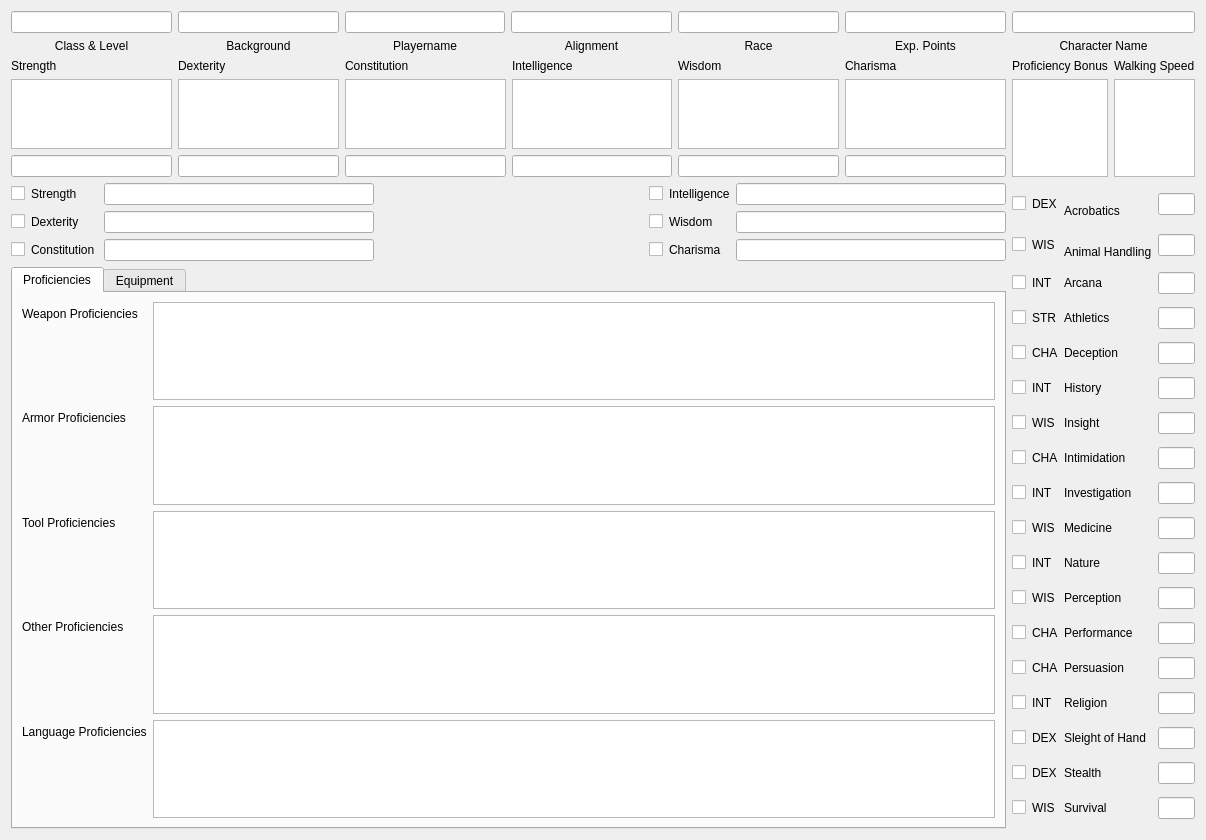
Before: the Qt Designer form SheetPage.ui in StellarRaccoon/DnD-Character-Builder, drawn with Qt 5.
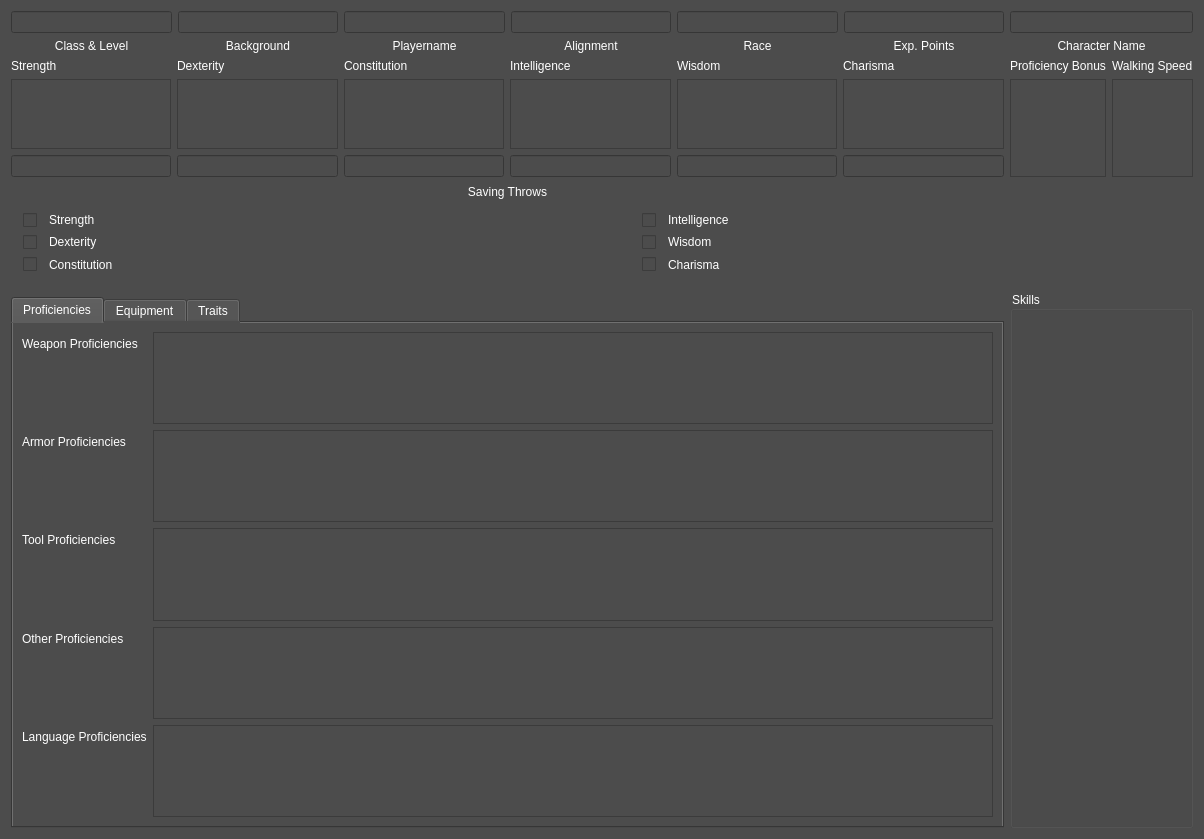
After: the same form once the commit is applied. The open tabs and pages were chosen to show the change.

Diff of the .ui file:
```diff
--- a/SheetPage.ui
+++ b/SheetPage.ui
@@ -6,13 +6,19 @@
    <rect>
     <x>0</x>
     <y>0</y>
-    <width>1206</width>
-    <height>840</height>
+    <width>1204</width>
+    <height>839</height>
    </rect>
   </property>
   <property name="windowTitle">
    <string>Form</string>
   </property>
+  <property name="styleSheet">
+   <string notr="true">color: rgb(255, 255, 255);
+font: 12pt &quot;Verdana&quot;;
+background-color: rgb(76, 76, 76);
+</string>
+  </property>
   <layout class="QGridLayout" name="gridLayout_3">
    <item row="1" column="0">
     <layout class="QGridLayout" name="abilityLayout">
@@ -96,223 +102,12 @@
      </item>
     </layout>
    </item>
-   <item row="0" column="0">
-    <layout class="QGridLayout" name="gridLayout">
-     <item row="0" column="4">
-      <widget class="QLineEdit" name="raceBox"/>
-     </item>
-     <item row="1" column="0">
-      <widget class="QLabel" name="classNameBox">
-       <property name="text">
-        <string>Class &amp; Level</string>
-       </property>
-       <property name="alignment">
-        <set>Qt::AlignCenter</set>
-       </property>
-      </widget>
-     </item>
-     <item row="1" column="1">
-      <widget class="QLabel" name="backgroundNameLabel">
-       <property name="text">
-        <string>Background</string>
-       </property>
-       <property name="alignment">
-        <set>Qt::AlignCenter</set>
-       </property>
-      </widget>
-     </item>
-     <item row="1" column="5">
-      <widget class="QLabel" name="label_6">
-       <property name="text">
-        <string>Exp. Points</string>
-       </property>
-       <property name="alignment">
-        <set>Qt::AlignCenter</set>
-       </property>
-      </widget>
-     </item>
-     <item row="0" column="2">
-      <widget class="QLineEdit" name="playerNameBox"/>
-     </item>
-     <item row="1" column="2">
-      <widget class="QLabel" name="playerNameLabel">
-       <property name="text">
-        <string>Playername</string>
-       </property>
-       <property name="alignment">
-        <set>Qt::AlignCenter</set>
-       </property>
-      </widget>
-     </item>
-     <item row="1" column="3">
-      <widget class="QLabel" name="label_4">
-       <property name="text">
-        <string>Alignment</string>
-       </property>
-       <property name="alignment">
-        <set>Qt::AlignCenter</set>
-       </property>
-      </widget>
-     </item>
-     <item row="1" column="4">
-      <widget class="QLabel" name="label_5">
-       <property name="text">
-        <string>Race</string>
-       </property>
-       <property name="alignment">
-        <set>Qt::AlignCenter</set>
-       </property>
-      </widget>
-     </item>
-     <item row="0" column="1">
-      <widget class="QLineEdit" name="backgroundNameBox"/>
-     </item>
-     <item row="0" column="3">
-      <widget class="QLineEdit" name="alignmentBox"/>
-     </item>
-     <item row="0" column="5">
-      <widget class="QLineEdit" name="exPointBox"/>
-     </item>
-     <item row="0" column="0">
-      <widget class="QLineEdit" name="classBox"/>
-     </item>
-    </layout>
-   </item>
-   <item row="2" column="0">
-    <layout class="QGridLayout" name="savingThrowLayout">
-     <item row="2" column="0">
-      <widget class="QCheckBox" name="conThrowProfBox">
-       <property name="text">
-        <string/>
-       </property>
-      </widget>
-     </item>
-     <item row="1" column="0">
-      <widget class="QCheckBox" name="dexThrowProfBox">
-       <property name="text">
-        <string/>
-       </property>
-      </widget>
-     </item>
-     <item row="2" column="6">
-      <widget class="QLineEdit" name="chaThrowBox"/>
-     </item>
-     <item row="1" column="2">
-      <widget class="QLineEdit" name="dexThrowBox"/>
-     </item>
-     <item row="0" column="2">
-      <widget class="QLineEdit" name="strThrowBox"/>
-     </item>
-     <item row="0" column="4">
-      <widget class="QCheckBox" name="intThrowProfBox">
-       <property name="text">
-        <string/>
-       </property>
-      </widget>
-     </item>
-     <item row="0" column="6">
-      <widget class="QLineEdit" name="intThrowBox"/>
-     </item>
-     <item row="2" column="2">
-      <widget class="QLineEdit" name="conThrowBox"/>
-     </item>
-     <item row="2" column="4">
-      <widget class="QCheckBox" name="chaThrowProfBox">
-       <property name="text">
-        <string/>
-       </property>
-      </widget>
-     </item>
-     <item row="1" column="4">
-      <widget class="QCheckBox" name="wisThrowProfBox">
-       <property name="text">
-        <string/>
-       </property>
-      </widget>
-     </item>
-     <item row="1" column="6">
-      <widget class="QLineEdit" name="wisThrowBox"/>
-     </item>
-     <item row="0" column="0">
-      <widget class="QCheckBox" name="strThrowProfBox">
-       <property name="text">
-        <string/>
-       </property>
-      </widget>
-     </item>
-     <item row="2" column="3">
-      <spacer name="horizontalSpacer">
-       <property name="orientation">
-        <enum>Qt::Horizontal</enum>
-       </property>
-       <property name="sizeHint" stdset="0">
-        <size>
-         <width>40</width>
-         <height>20</height>
-        </size>
-       </property>
-      </spacer>
-     </item>
-     <item row="0" column="1">
-      <widget class="QLabel" name="label_9">
-       <property name="text">
-        <string>Strength</string>
-       </property>
-      </widget>
-     </item>
-     <item row="1" column="1">
-      <widget class="QLabel" name="label_14">
-       <property name="text">
-        <string>Dexterity</string>
-       </property>
-      </widget>
-     </item>
-     <item row="2" column="1">
-      <widget class="QLabel" name="label_16">
-       <property name="text">
-        <string>Constitution </string>
-       </property>
-      </widget>
-     </item>
-     <item row="0" column="5">
-      <widget class="QLabel" name="label_18">
-       <property name="text">
-        <string>Intelligence</string>
-       </property>
-      </widget>
-     </item>
-     <item row="1" column="5">
-      <widget class="QLabel" name="label_19">
-       <property name="text">
-        <string>Wisdom </string>
-       </property>
-      </widget>
-     </item>
-     <item row="2" column="5">
-      <widget class="QLabel" name="label_17">
-       <property name="text">
-        <string>Charisma</string>
-       </property>
-      </widget>
-     </item>
-    </layout>
-   </item>
-   <item row="0" column="1">
-    <layout class="QVBoxLayout" name="verticalLayout">
-     <item>
-      <widget class="QLineEdit" name="charName"/>
-     </item>
-     <item>
-      <widget class="QLabel" name="charNameBox">
-       <property name="text">
-        <string>Character Name</string>
-       </property>
-       <property name="alignment">
-        <set>Qt::AlignCenter</set>
-       </property>
-      </widget>
-     </item>
-    </layout>
+   <item row="4" column="1" rowspan="2">
+    <widget class="QGroupBox" name="skillsBox">
+     <property name="title">
+      <string>Skills</string>
+     </property>
+    </widget>
    </item>
    <item row="1" column="1">
     <layout class="QGridLayout" name="gridLayout_2">
@@ -338,7 +133,24 @@
      </item>
     </layout>
    </item>
-   <item row="3" column="0">
+   <item row="0" column="1">
+    <layout class="QVBoxLayout" name="verticalLayout">
+     <item>
+      <widget class="QLineEdit" name="charName"/>
+     </item>
+     <item>
+      <widget class="QLabel" name="charNameBox">
+       <property name="text">
+        <string>Character Name</string>
+       </property>
+       <property name="alignment">
+        <set>Qt::AlignCenter</set>
+       </property>
+      </widget>
+     </item>
+    </layout>
+   </item>
+   <item row="5" column="0">
     <widget class="QTabWidget" name="tabWidget">
      <property name="currentIndex">
       <number>0</number>
@@ -405,446 +217,239 @@
        <string>Equipment</string>
       </attribute>
      </widget>
+     <widget class="QWidget" name="traitTab">
+      <attribute name="title">
+       <string>Traits</string>
+      </attribute>
+     </widget>
     </widget>
    </item>
-   <item row="2" column="1" rowspan="2">
-    <layout class="QGridLayout" name="skills" columnstretch="0,0,0,0,0,0,0">
-     <item row="15" column="5">
-      <widget class="QLabel" name="label_53">
-       <property name="text">
-        <string>Sleight of Hand</string>
-       </property>
-      </widget>
+   <item row="0" column="0">
+    <layout class="QGridLayout" name="gridLayout">
+     <item row="0" column="4">
+      <widget class="QLineEdit" name="raceBox"/>
      </item>
-     <item row="3" column="6">
-      <widget class="QLineEdit" name="athBox"/>
-     </item>
-     <item row="12" column="0">
-      <widget class="QCheckBox" name="perfCheck">
+     <item row="1" column="0">
+      <widget class="QLabel" name="classNameBox">
        <property name="text">
-        <string/>
+        <string>Class &amp; Level</string>
        </property>
-      </widget>
-     </item>
-     <item row="9" column="5">
-      <widget class="QLabel" name="label_47">
-       <property name="text">
-        <string>Medicine</string>
+       <property name="alignment">
+        <set>Qt::AlignCenter</set>
        </property>
       </widget>
      </item>
-     <item row="14" column="0">
-      <widget class="QCheckBox" name="relCheck">
+     <item row="1" column="1">
+      <widget class="QLabel" name="backgroundNameLabel">
        <property name="text">
-        <string/>
+        <string>Background</string>
        </property>
-      </widget>
-     </item>
-     <item row="0" column="1" colspan="4">
-      <widget class="QLabel" name="label_36">
-       <property name="text">
-        <string>DEX</string>
-       </property>
-      </widget>
-     </item>
-     <item row="16" column="6">
-      <widget class="QLineEdit" name="steBox"/>
-     </item>
-     <item row="16" column="1" colspan="4">
-      <widget class="QLabel" name="label_54">
-       <property name="text">
-        <string>DEX</string>
-       </property>
-      </widget>
-     </item>
-     <item row="16" column="5">
-      <widget class="QLabel" name="label_55">
-       <property name="text">
-        <string>Stealth</string>
-       </property>
-      </widget>
-     </item>
-     <item row="8" column="1" colspan="4">
-      <widget class="QLabel" name="label_22">
-       <property name="text">
-        <string>INT</string>
-       </property>
-      </widget>
-     </item>
-     <item row="6" column="1" colspan="4">
-      <widget class="QLabel" name="label_35">
-       <property name="text">
-        <string>WIS</string>
-       </property>
-      </widget>
-     </item>
-     <item row="7" column="1" colspan="4">
-      <widget class="QLabel" name="label_33">
-       <property name="text">
-        <string>CHA</string>
-       </property>
-      </widget>
-     </item>
-     <item row="9" column="0">
-      <widget class="QCheckBox" name="medCheck">
-       <property name="text">
-        <string/>
-       </property>
-      </widget>
-     </item>
-     <item row="16" column="0">
-      <widget class="QCheckBox" name="steCheck">
-       <property name="text">
-        <string/>
+       <property name="alignment">
+        <set>Qt::AlignCenter</set>
        </property>
       </widget>
      </item>
      <item row="1" column="5">
-      <widget class="QLabel" name="label_39">
+      <widget class="QLabel" name="label_6">
        <property name="text">
-        <string>
-Animal Handling</string>
+        <string>Exp. Points</string>
        </property>
-      </widget>
-     </item>
-     <item row="11" column="1" colspan="4">
-      <widget class="QLabel" name="label_25">
-       <property name="text">
-        <string>WIS</string>
+       <property name="alignment">
+        <set>Qt::AlignCenter</set>
        </property>
       </widget>
      </item>
-     <item row="4" column="6">
-      <widget class="QLineEdit" name="decBox"/>
+     <item row="0" column="2">
+      <widget class="QLineEdit" name="playerNameBox"/>
      </item>
-     <item row="10" column="1" colspan="4">
-      <widget class="QLabel" name="label_23">
+     <item row="1" column="2">
+      <widget class="QLabel" name="playerNameLabel">
        <property name="text">
-        <string>INT</string>
+        <string>Playername</string>
        </property>
-      </widget>
-     </item>
-     <item row="7" column="6">
-      <widget class="QLineEdit" name="intiBox"/>
-     </item>
-     <item row="10" column="6">
-      <widget class="QLineEdit" name="natBox"/>
-     </item>
-     <item row="0" column="0">
-      <widget class="QCheckBox" name="acrCheck">
-       <property name="text">
-        <string/>
+       <property name="alignment">
+        <set>Qt::AlignCenter</set>
        </property>
       </widget>
      </item>
-     <item row="3" column="1" colspan="4">
-      <widget class="QLabel" name="label_31">
+     <item row="1" column="3">
+      <widget class="QLabel" name="label_4">
        <property name="text">
-        <string>STR</string>
+        <string>Alignment</string>
        </property>
-      </widget>
-     </item>
-     <item row="3" column="0">
-      <widget class="QCheckBox" name="athCheck">
-       <property name="text">
-        <string/>
+       <property name="alignment">
+        <set>Qt::AlignCenter</set>
        </property>
       </widget>
      </item>
-     <item row="6" column="5">
-      <widget class="QLabel" name="label_44">
+     <item row="1" column="4">
+      <widget class="QLabel" name="label_5">
        <property name="text">
-        <string>Insight</string>
+        <string>Race</string>
        </property>
-      </widget>
-     </item>
-     <item row="10" column="5">
-      <widget class="QLabel" name="label_48">
-       <property name="text">
-        <string>Nature</string>
+       <property name="alignment">
+        <set>Qt::AlignCenter</set>
        </property>
       </widget>
      </item>
-     <item row="4" column="0">
-      <widget class="QCheckBox" name="decCheck">
-       <property name="text">
-        <string/>
-       </property>
-      </widget>
+     <item row="0" column="1">
+      <widget class="QLineEdit" name="backgroundNameBox"/>
      </item>
-     <item row="14" column="6">
-      <widget class="QLineEdit" name="relBox"/>
-     </item>
-     <item row="12" column="5">
-      <widget class="QLabel" name="label_50">
-       <property name="text">
-        <string>Performance</string>
-       </property>
-      </widget>
-     </item>
-     <item row="1" column="1" colspan="4">
-      <widget class="QLabel" name="label_34">
-       <property name="text">
-        <string>WIS</string>
-       </property>
-      </widget>
-     </item>
-     <item row="2" column="6">
-      <widget class="QLineEdit" name="arcBox"/>
-     </item>
-     <item row="8" column="6">
-      <widget class="QLineEdit" name="invBox"/>
-     </item>
-     <item row="13" column="6">
-      <widget class="QLineEdit" name="persBox"/>
-     </item>
-     <item row="2" column="1" colspan="4">
-      <widget class="QLabel" name="label_37">
-       <property name="text">
-        <string>INT</string>
-       </property>
-      </widget>
-     </item>
-     <item row="9" column="6">
-      <widget class="QLineEdit" name="medBox"/>
-     </item>
-     <item row="14" column="1" colspan="4">
-      <widget class="QLabel" name="label_26">
-       <property name="text">
-        <string>INT</string>
-       </property>
-      </widget>
-     </item>
-     <item row="8" column="0">
-      <widget class="QCheckBox" name="invCheck">
-       <property name="text">
-        <string/>
-       </property>
-      </widget>
-     </item>
-     <item row="10" column="0">
-      <widget class="QCheckBox" name="natCheck">
-       <property name="text">
-        <string/>
-       </property>
-      </widget>
-     </item>
-     <item row="5" column="6">
-      <widget class="QLineEdit" name="hisBox"/>
-     </item>
-     <item row="8" column="5">
-      <widget class="QLabel" name="label_46">
-       <property name="text">
-        <string>Investigation</string>
-       </property>
-      </widget>
-     </item>
-     <item row="0" column="6">
-      <widget class="QLineEdit" name="acroBox"/>
-     </item>
-     <item row="12" column="1" colspan="4">
-      <widget class="QLabel" name="label_29">
-       <property name="text">
-        <string>CHA</string>
-       </property>
-      </widget>
-     </item>
-     <item row="11" column="6">
-      <widget class="QLineEdit" name="perBox"/>
-     </item>
-     <item row="15" column="1" colspan="4">
-      <widget class="QLabel" name="label_27">
-       <property name="text">
-        <string>DEX</string>
-       </property>
-      </widget>
-     </item>
-     <item row="9" column="1" colspan="4">
-      <widget class="QLabel" name="label_24">
-       <property name="text">
-        <string>WIS</string>
-       </property>
-      </widget>
+     <item row="0" column="3">
+      <widget class="QLineEdit" name="alignmentBox"/>
      </item>
      <item row="0" column="5">
-      <widget class="QLabel" name="label_38">
-       <property name="text">
-        <string>
-Acrobatics</string>
-       </property>
-      </widget>
+      <widget class="QLineEdit" name="exPointBox"/>
      </item>
-     <item row="13" column="1" colspan="4">
-      <widget class="QLabel" name="label_28">
-       <property name="text">
-        <string>CHA</string>
-       </property>
-      </widget>
-     </item>
-     <item row="3" column="5">
-      <widget class="QLabel" name="label_41">
-       <property name="text">
-        <string>Athletics</string>
-       </property>
-      </widget>
-     </item>
-     <item row="5" column="1" colspan="4">
-      <widget class="QLabel" name="label_32">
-       <property name="text">
-        <string>INT</string>
-       </property>
-      </widget>
-     </item>
-     <item row="1" column="6">
-      <widget class="QLineEdit" name="aniBox"/>
-     </item>
-     <item row="15" column="6">
-      <widget class="QLineEdit" name="sleBox"/>
-     </item>
-     <item row="2" column="5">
-      <widget class="QLabel" name="label_40">
-       <property name="text">
-        <string>Arcana</string>
-       </property>
-      </widget>
-     </item>
-     <item row="6" column="6">
-      <widget class="QLineEdit" name="insBox"/>
-     </item>
-     <item row="14" column="5">
-      <widget class="QLabel" name="label_52">
-       <property name="text">
-        <string>Religion</string>
-       </property>
-      </widget>
-     </item>
-     <item row="1" column="0">
-      <widget class="QCheckBox" name="aniCheck">
-       <property name="text">
-        <string/>
-       </property>
-      </widget>
-     </item>
-     <item row="7" column="0">
-      <widget class="QCheckBox" name="intiCheck">
-       <property name="text">
-        <string/>
-       </property>
-      </widget>
-     </item>
-     <item row="13" column="5">
-      <widget class="QLabel" name="label_51">
-       <property name="text">
-        <string>Persuasion</string>
-       </property>
-      </widget>
-     </item>
-     <item row="6" column="0">
-      <widget class="QCheckBox" name="insCheck">
-       <property name="text">
-        <string/>
-       </property>
-      </widget>
-     </item>
-     <item row="11" column="0">
-      <widget class="QCheckBox" name="perCheck">
-       <property name="text">
-        <string/>
-       </property>
-      </widget>
-     </item>
-     <item row="4" column="5">
-      <widget class="QLabel" name="label_42">
-       <property name="text">
-        <string>Deception</string>
-       </property>
-      </widget>
-     </item>
-     <item row="2" column="0">
-      <widget class="QCheckBox" name="arcCheck">
-       <property name="text">
-        <string/>
-       </property>
-      </widget>
-     </item>
-     <item row="15" column="0">
-      <widget class="QCheckBox" name="sleCheck">
-       <property name="text">
-        <string/>
-       </property>
-      </widget>
-     </item>
-     <item row="13" column="0">
-      <widget class="QCheckBox" name="persCheck">
-       <property name="text">
-        <string/>
-       </property>
-      </widget>
-     </item>
-     <item row="11" column="5">
-      <widget class="QLabel" name="label_49">
-       <property name="text">
-        <string>Perception</string>
-       </property>
-      </widget>
-     </item>
-     <item row="5" column="5">
-      <widget class="QLabel" name="label_43">
-       <property name="text">
-        <string>History</string>
-       </property>
-      </widget>
-     </item>
-     <item row="5" column="0">
-      <widget class="QCheckBox" name="hisCheck">
-       <property name="text">
-        <string/>
-       </property>
-      </widget>
-     </item>
-     <item row="4" column="1" colspan="4">
-      <widget class="QLabel" name="label_30">
-       <property name="text">
-        <string>CHA</string>
-       </property>
-      </widget>
-     </item>
-     <item row="12" column="6">
-      <widget class="QLineEdit" name="perfBox"/>
-     </item>
-     <item row="7" column="5">
-      <widget class="QLabel" name="label_45">
-       <property name="text">
-        <string>Intimidation</string>
-       </property>
-      </widget>
-     </item>
-     <item row="17" column="5">
-      <widget class="QLabel" name="label_56">
-       <property name="text">
-        <string>Survival</string>
-       </property>
-      </widget>
-     </item>
-     <item row="17" column="6">
-      <widget class="QLineEdit" name="surBox"/>
-     </item>
-     <item row="17" column="0">
-      <widget class="QCheckBox" name="surCheck">
-       <property name="text">
-        <string/>
-       </property>
-      </widget>
-     </item>
-     <item row="17" column="1" colspan="4">
-      <widget class="QLabel" name="label_57">
-       <property name="text">
-        <string>WIS</string>
-       </property>
-      </widget>
+     <item row="0" column="0">
+      <widget class="QLineEdit" name="classBox"/>
      </item>
     </layout>
    </item>
+   <item row="2" column="0" rowspan="2">
+    <widget class="QGroupBox" name="savingThrows">
+     <property name="styleSheet">
+      <string notr="true">color: rgb(255, 255, 255);
+font: 12pt &quot;Verdana&quot;;
+background-color: rgb(76, 76, 76);
+border: 0px solid;
+</string>
+     </property>
+     <property name="title">
+      <string>Saving Throws</string>
+     </property>
+     <property name="alignment">
+      <set>Qt::AlignCenter</set>
+     </property>
+     <layout class="QGridLayout" name="gridLayout_4">
+      <item row="1" column="0">
+       <widget class="QCheckBox" name="strThrowProfBox">
+        <property name="text">
+         <string/>
+        </property>
+       </widget>
+      </item>
+      <item row="4" column="1">
+       <widget class="QLabel" name="label_16">
+        <property name="text">
+         <string>Constitution </string>
+        </property>
+       </widget>
+      </item>
+      <item row="4" column="2">
+       <widget class="QLineEdit" name="conThrowBox"/>
+      </item>
+      <item row="1" column="5">
+       <widget class="QLabel" name="label_18">
+        <property name="styleSheet">
+         <string notr="true">border: 0px;</string>
+        </property>
+        <property name="text">
+         <string>Intelligence</string>
+        </property>
+       </widget>
+      </item>
+      <item row="2" column="4">
+       <widget class="QCheckBox" name="wisThrowProfBox">
+        <property name="text">
+         <string/>
+        </property>
+       </widget>
+      </item>
+      <item row="1" column="2">
+       <widget class="QLineEdit" name="strThrowBox"/>
+      </item>
+      <item row="4" column="0">
+       <widget class="QCheckBox" name="conThrowProfBox">
+        <property name="text">
+         <string/>
+        </property>
+       </widget>
+      </item>
+      <item row="1" column="4">
+       <widget class="QCheckBox" name="intThrowProfBox">
+        <property name="text">
+         <string/>
+        </property>
+       </widget>
+      </item>
+      <item row="2" column="2">
+       <widget class="QLineEdit" name="dexThrowBox">
+        <property name="autoFillBackground">
+         <bool>false</bool>
+        </property>
+       </widget>
+      </item>
+      <item row="4" column="6">
+       <widget class="QLineEdit" name="chaThrowBox"/>
+      </item>
+      <item row="4" column="3">
+       <spacer name="horizontalSpacer">
+        <property name="orientation">
+         <enum>Qt::Horizontal</enum>
+        </property>
+        <property name="sizeHint" stdset="0">
+         <size>
+          <width>231</width>
+          <height>17</height>
+         </size>
+        </property>
+       </spacer>
+      </item>
+      <item row="2" column="1">
+       <widget class="QLabel" name="label_14">
+        <property name="text">
+         <string>Dexterity</string>
+        </property>
+       </widget>
+      </item>
+      <item row="4" column="5">
+       <widget class="QLabel" name="label_17">
+        <property name="text">
+         <string>Charisma</string>
+        </property>
+       </widget>
+      </item>
+      <item row="2" column="0">
+       <widget class="QCheckBox" name="dexThrowProfBox">
+        <property name="text">
+         <string/>
+        </property>
+       </widget>
+      </item>
+      <item row="4" column="4">
+       <widget class="QCheckBox" name="chaThrowProfBox">
+        <property name="text">
+         <string/>
+        </property>
+       </widget>
+      </item>
+      <item row="2" column="5">
+       <widget class="QLabel" name="label_19">
+        <property name="styleSheet">
+         <string notr="true">border:0px</string>
+        </property>
+        <property name="text">
+         <string>Wisdom </string>
+        </property>
+       </widget>
+      </item>
+      <item row="1" column="6">
+       <widget class="QLineEdit" name="intThrowBox"/>
+      </item>
+      <item row="1" column="1">
+       <widget class="QLabel" name="label_9">
+        <property name="text">
+         <string>Strength</string>
+        </property>
+       </widget>
+      </item>
+      <item row="2" column="6">
+       <widget class="QLineEdit" name="wisThrowBox"/>
+      </item>
+     </layout>
+    </widget>
+   </item>
   </layout>
  </widget>
  <resources/>
```
Left out of the diff: 6 changed lines with no effect on the pictures.
